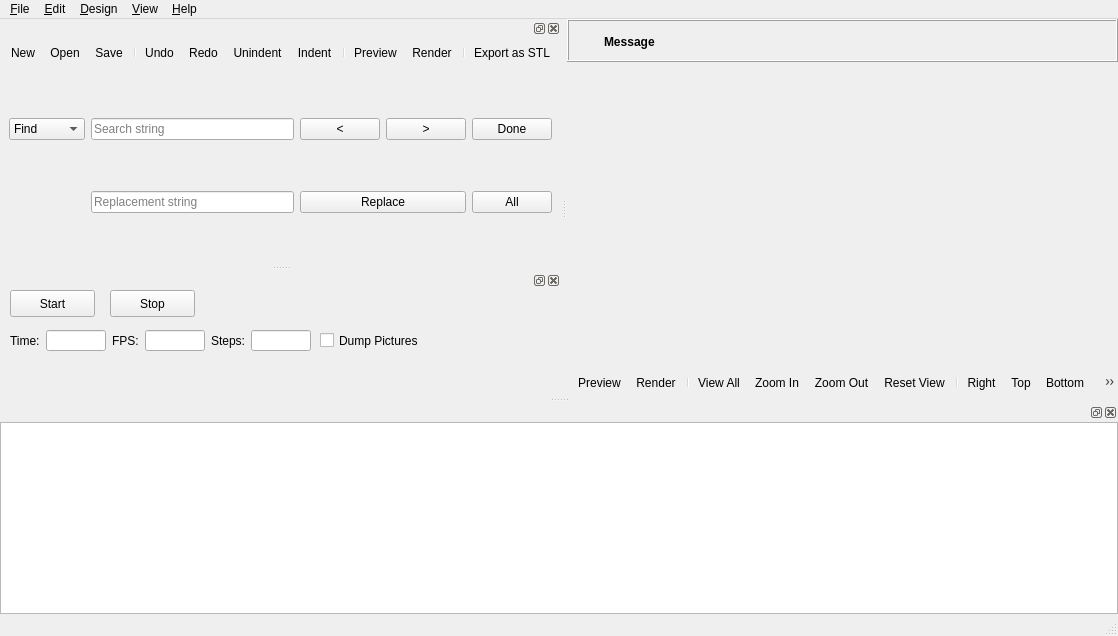
Before: the Qt Designer form src/MainWindow.ui in openscad/openscad, drawn with Qt 5.
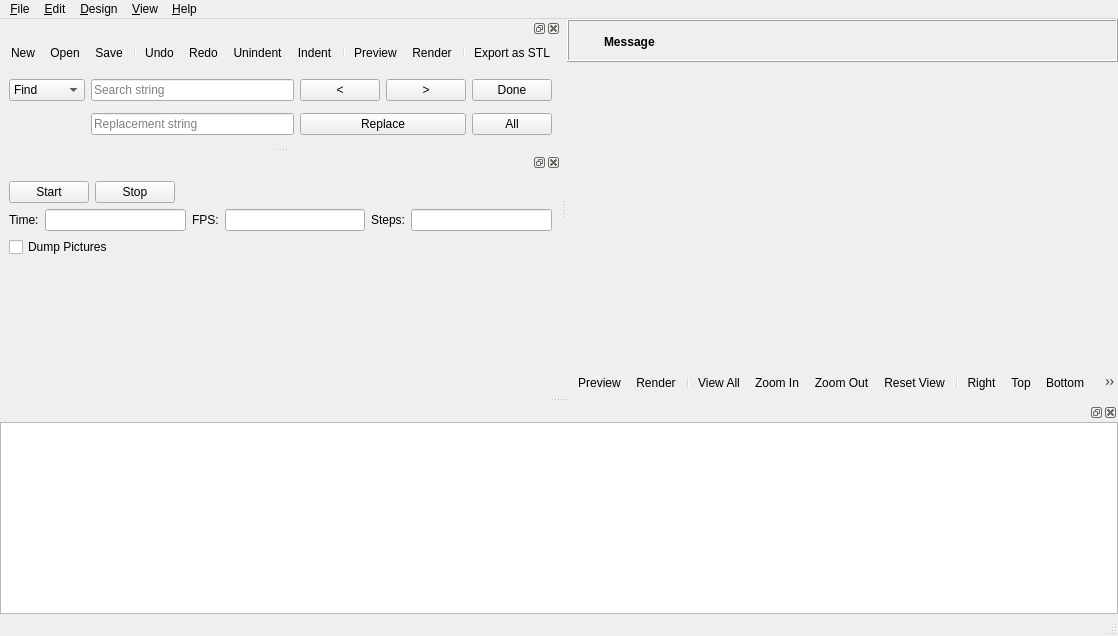
After: the same form once the commit is applied. Icons and pictures are not drawn. Custom widgets are drawn as their Qt base class.

```diff
--- a/src/MainWindow.ui
+++ b/src/MainWindow.ui
@@ -379,33 +379,80 @@
   </widget>
   <widget class="Dock" name="animateDock">
    <property name="sizePolicy">
-    <sizepolicy hsizetype="MinimumExpanding" vsizetype="Preferred">
+    <sizepolicy hsizetype="Minimum" vsizetype="Preferred">
      <horstretch>0</horstretch>
      <verstretch>0</verstretch>
     </sizepolicy>
    </property>
    <property name="minimumSize">
     <size>
-     <width>450</width>
-     <height>41</height>
+     <width>555</width>
+     <height>121</height>
     </size>
    </property>
    <attribute name="dockWidgetArea">
     <number>1</number>
    </attribute>
    <widget class="QWidget" name="dockWidgetContents">
+    <layout class="QGridLayout" name="gridLayout_3">
+     <item row="0" column="1">
+      <widget class="QPushButton" name="animateStop">
+       <property name="text">
+        <string>Stop</string>
+       </property>
+      </widget>
+     </item>
+     <item row="0" column="0">
+      <widget class="QPushButton" name="animateStart">
+       <property name="text">
+        <string>Start</string>
+       </property>
+      </widget>
+     </item>
+     <item row="0" column="2">
+      <spacer name="horizontalSpacer">
+       <property name="orientation">
+        <enum>Qt::Horizontal</enum>
+       </property>
+       <property name="sizeHint" stdset="0">
+        <size>
+         <width>40</width>
+         <height>20</height>
+        </size>
+       </property>
+      </spacer>
+     </item>
+     <item row="3" column="0">
+      <spacer name="verticalSpacer">
+       <property name="orientation">
+        <enum>Qt::Vertical</enum>
+       </property>
+       <property name="sizeHint" stdset="0">
+        <size>
+         <width>20</width>
+         <height>40</height>
+        </size>
+       </property>
+      </spacer>
+     </item>
+     <item row="2" column="0" colspan="3">
+      <widget class="QCheckBox" name="e_dump">
+       <property name="sizePolicy">
+        <sizepolicy hsizetype="Minimum" vsizetype="Fixed">
+         <horstretch>0</horstretch>
+         <verstretch>0</verstretch>
+        </sizepolicy>
+       </property>
+       <property name="text">
+        <string>Dump Pictures</string>
+       </property>
+      </widget>
+     </item>
+     <item row="1" column="0" colspan="3">
     <widget class="QFrame" name="animate_panel">
      <property name="enabled">
       <bool>true</bool>
      </property>
-     <property name="geometry">
-      <rect>
-       <x>10</x>
-       <y>40</y>
-       <width>301</width>
-       <height>21</height>
-      </rect>
-     </property>
      <property name="sizePolicy">
       <sizepolicy hsizetype="MinimumExpanding" vsizetype="Preferred">
        <horstretch>0</horstretch>
@@ -487,60 +534,8 @@
       </item>
      </layout>
     </widget>
-    <widget class="QPushButton" name="animateStart">
-     <property name="geometry">
-      <rect>
-       <x>10</x>
-       <y>0</y>
-       <width>85</width>
-       <height>27</height>
-      </rect>
-     </property>
-     <property name="text">
-      <string>Start</string>
-     </property>
-    </widget>
-    <widget class="QPushButton" name="animateStop">
-     <property name="geometry">
-      <rect>
-       <x>110</x>
-       <y>0</y>
-       <width>85</width>
-       <height>27</height>
-      </rect>
-     </property>
-     <property name="text">
-      <string>Stop</string>
-     </property>
-    </widget>
-    <widget class="QCheckBox" name="e_dump">
-     <property name="geometry">
-      <rect>
-       <x>320</x>
-       <y>40</y>
-       <width>101</width>
-       <height>21</height>
-      </rect>
-     </property>
-     <property name="sizePolicy">
-      <sizepolicy hsizetype="Minimum" vsizetype="Fixed">
-       <horstretch>0</horstretch>
-       <verstretch>0</verstretch>
-      </sizepolicy>
-     </property>
-     <property name="text">
-      <string>Dump Pictures</string>
-     </property>
-    </widget>
-    <zorder>animate_panel</zorder>
-    <zorder>animateStart</zorder>
-    <zorder>animateStop</zorder>
-    <zorder>e_dump</zorder>
-    <zorder>e_dump</zorder>
-    <zorder>e_dump</zorder>
-    <zorder>e_fsteps</zorder>
-    <zorder>e_fsteps</zorder>
-    <zorder>e_fps</zorder>
+     </item>
+    </layout>
    </widget>
   </widget>
   <widget class="QMenuBar" name="menubar">
```
Lines whose indentation alone changed are shown as unchanged.
